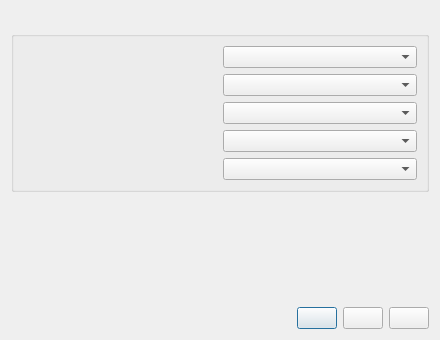
Qt form Meter/interface.ui (cagavriloaie/WFlowLab) before a commit.
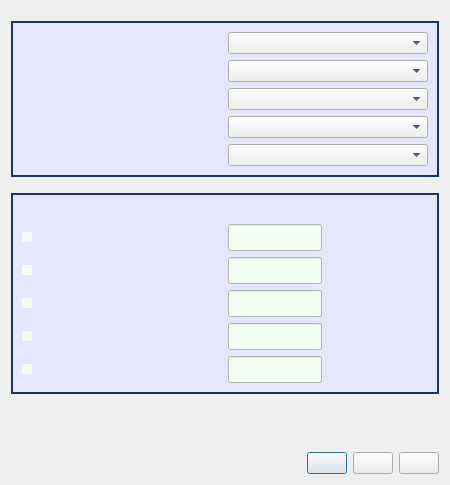
The same form after that commit.

What changed in the file:
```diff
--- a/Meter/interface.ui
+++ b/Meter/interface.ui
@@ -6,45 +6,73 @@
    <rect>
     <x>0</x>
     <y>0</y>
-    <width>440</width>
-    <height>340</height>
+    <width>450</width>
+    <height>485</height>
    </rect>
   </property>
   <property name="minimumSize">
    <size>
-    <width>440</width>
-    <height>340</height>
+    <width>450</width>
+    <height>485</height>
    </size>
   </property>
   <property name="maximumSize">
    <size>
-    <width>440</width>
-    <height>340</height>
+    <width>450</width>
+    <height>485</height>
    </size>
   </property>
   <property name="windowTitle">
    <string>Serial Port Configuration</string>
   </property>
-  <layout class="QGridLayout" name="gridLayout_2">
+  <layout class="QGridLayout" name="gridLayout_3">
    <item row="0" column="0">
-    <layout class="QVBoxLayout" name="verticalLayout_2">
-     <item>
-      <layout class="QVBoxLayout" name="verticalLayout">
-       <item>
-        <widget class="QLabel" name="lbSerialMessage">
-         <property name="text">
-          <string/>
-         </property>
-        </widget>
-       </item>
-      </layout>
-     </item>
+    <layout class="QVBoxLayout" name="verticalLayout">
      <item>
       <widget class="QGroupBox" name="groupBox">
+       <property name="styleSheet">
+        <string notr="true">QGroupBox  {
+    border: 2px solid gray;
+    border-color: #FF17365D;
+    background-color: #E6E6FF;
+	font-family: &quot;Segoe UI&quot;;
+	font-size: 12pt;
+    margin-top: 10px;
+}
+
+QGroupBox::title {
+    subcontrol-origin: margin;
+    left: 7px;
+    padding: -5px 5px 0px 5px;
+}
+
+QCheckBox::indicator {
+    width: 15px;
+    height: 15px;
+    background: rgb(100, 100, 100);
+ }
+
+QCheckBox::indicator:checked
+ {
+    width: 15px;
+    height: 15px;
+    background: rgb(240, 255, 240);
+ }
+
+QCheckBox {
+	font-family: &quot;Segoe UI&quot;;
+	font-size: 12pt;
+}
+
+QLineEdit {	
+	background: rgb(240, 255, 240);
+	selection-background-color: rgb(233, 99, 0);
+ }</string>
+       </property>
        <property name="title">
         <string/>
        </property>
-       <layout class="QGridLayout" name="gridLayout_3">
+       <layout class="QGridLayout" name="gridLayout_4">
         <item row="0" column="0">
          <layout class="QGridLayout" name="gridLayout">
           <item row="1" column="1">
@@ -97,6 +125,244 @@
             </property>
            </widget>
           </item>
+          <item row="0" column="0">
+           <widget class="QLabel" name="lbSelectSerial">
+            <property name="minimumSize">
+             <size>
+              <width>200</width>
+              <height>0</height>
+             </size>
+            </property>
+            <property name="maximumSize">
+             <size>
+              <width>200</width>
+              <height>16777215</height>
+             </size>
+            </property>
+            <property name="text">
+             <string/>
+            </property>
+           </widget>
+          </item>
+         </layout>
+        </item>
+       </layout>
+      </widget>
+     </item>
+     <item>
+      <widget class="QGroupBox" name="groupBox_2">
+       <property name="styleSheet">
+        <string notr="true">QGroupBox  {
+    border: 2px solid gray;
+    border-color: #FF17365D;
+    background-color: #E6E6FF;
+	font-family: &quot;Segoe UI&quot;;
+	font-size: 12pt;
+    margin-top: 10px;
+}
+
+QGroupBox::title {
+    subcontrol-origin: margin;
+    left: 7px;
+    padding: -5px 5px 0px 5px;
+}
+
+QCheckBox::indicator {
+    width:   10px;
+    height:  10px;
+    background: rgb(240, 255, 240);   
+ }
+
+QCheckBox::indicator:checked
+ {
+    width:   10px;
+    height: 10px;
+    background-color:       black;
+ }
+
+QCheckBox {
+    font-family: &quot;Segoe UI&quot;;
+    font-size: 12pt;
+}
+
+QLineEdit {	
+	background: rgb(240, 255, 240);
+	selection-background-color: rgb(233, 99, 0);
+    font-family: &quot;Segoe UI&quot;;
+    font-size: 12pt;
+ }
+</string>
+       </property>
+       <property name="title">
+        <string/>
+       </property>
+       <layout class="QGridLayout" name="gridLayout_5">
+        <item row="0" column="0">
+         <layout class="QGridLayout" name="gridLayout_2">
+          <item row="1" column="1">
+           <widget class="QLineEdit" name="leSmallScale"/>
+          </item>
+          <item row="1" column="0">
+           <widget class="QCheckBox" name="checkSmallScale">
+            <property name="minimumSize">
+             <size>
+              <width>200</width>
+              <height>0</height>
+             </size>
+            </property>
+            <property name="maximumSize">
+             <size>
+              <width>200</width>
+              <height>16777215</height>
+             </size>
+            </property>
+            <property name="text">
+             <string/>
+            </property>
+           </widget>
+          </item>
+          <item row="5" column="0">
+           <widget class="QCheckBox" name="checkWaterMeters_11_20">
+            <property name="styleSheet">
+             <string notr="true">QLabel 
+{
+	font-family: &quot;Segoe UI&quot;;
+	font-size: 12pt;
+}
+
+
+QPushButton 
+{
+	font-family: &quot;Segoe UI&quot;;
+	font-size: 12pt;
+}
+
+QComboBox 
+{
+	font-family: &quot;Segoe UI&quot;;
+	font-size: 12pt;
+}
+
+QGroupBox  {
+    border: 2px solid gray;
+    border-color: #FF17365D;
+    background-color: #E6E6FF;
+	font-family: &quot;Segoe UI&quot;;
+	font-size: 12pt;
+    margin-top: 10px;
+}
+
+QGroupBox::title {
+    subcontrol-origin: margin;
+    left: 7px;
+    padding: -5px 5px 0px 5px;
+}
+
+QMenu {
+    background-color: white;
+    margin: 2px; /* some spacing around the menu */
+}
+
+QMenu::item {
+    padding: 2px 25px 2px 20px;
+    border: 1px solid transparent; /* reserve space for selection border */
+}
+
+QMenu::item:selected {
+    border-color: darkblue;
+    background: rgba(100, 100, 100, 150);
+}
+
+QRadioButton::indicator {
+    width:                  10px;
+    height:                 10px;
+    border-radius:       7px;
+}
+
+QRadioButton::indicator:checked {
+    background-color:       black;
+    border:                         4px;
+}
+
+QRadioButton::indicator:unchecked {
+    background-color:       white;
+    border:                         4px;
+}
+
+
+</string>
+            </property>
+            <property name="text">
+             <string/>
+            </property>
+           </widget>
+          </item>
+          <item row="3" column="1">
+           <widget class="QLineEdit" name="leTemperature"/>
+          </item>
+          <item row="5" column="1">
+           <widget class="QLineEdit" name="leWaterMeters_11_20"/>
+          </item>
+          <item row="0" column="1">
+           <widget class="QLabel" name="lbAddress">
+            <property name="text">
+             <string/>
+            </property>
+           </widget>
+          </item>
+          <item row="2" column="0">
+           <widget class="QCheckBox" name="checkLargeScale">
+            <property name="text">
+             <string/>
+            </property>
+           </widget>
+          </item>
+          <item row="2" column="1">
+           <widget class="QLineEdit" name="leLargeScale"/>
+          </item>
+          <item row="4" column="1">
+           <widget class="QLineEdit" name="leWaterMeters_1_10"/>
+          </item>
+          <item row="0" column="0">
+           <widget class="QLabel" name="label_10">
+            <property name="text">
+             <string/>
+            </property>
+           </widget>
+          </item>
+          <item row="3" column="0">
+           <widget class="QCheckBox" name="checkTemperature">
+            <property name="text">
+             <string/>
+            </property>
+           </widget>
+          </item>
+          <item row="0" column="2">
+           <widget class="QLabel" name="label_2">
+            <property name="minimumSize">
+             <size>
+              <width>100</width>
+              <height>0</height>
+             </size>
+            </property>
+            <property name="maximumSize">
+             <size>
+              <width>100</width>
+              <height>16777215</height>
+             </size>
+            </property>
+            <property name="text">
+             <string/>
+            </property>
+           </widget>
+          </item>
+          <item row="4" column="0">
+           <widget class="QCheckBox" name="checkWaterMeters_1_10">
+            <property name="text">
+             <string/>
+            </property>
+           </widget>
+          </item>
          </layout>
         </item>
        </layout>
@@ -116,7 +382,7 @@
       </spacer>
      </item>
      <item>
-      <layout class="QHBoxLayout" name="horizontalLayout_4">
+      <layout class="QHBoxLayout" name="horizontalLayout">
        <item>
         <spacer name="horizontalSpacer">
          <property name="orientation">
@@ -124,7 +390,7 @@
          </property>
          <property name="sizeHint" stdset="0">
           <size>
-           <width>40</width>
+           <width>259</width>
            <height>20</height>
           </size>
          </property>
```
Left out of the diff: 11 changed lines with no effect on the pictures.
